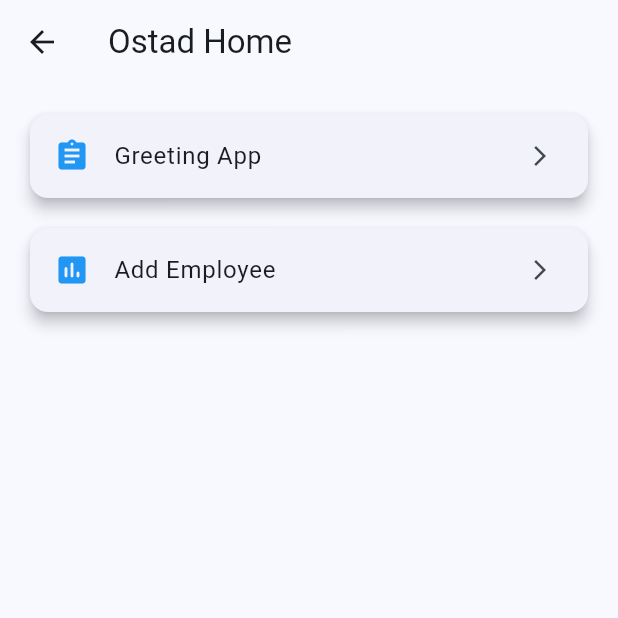
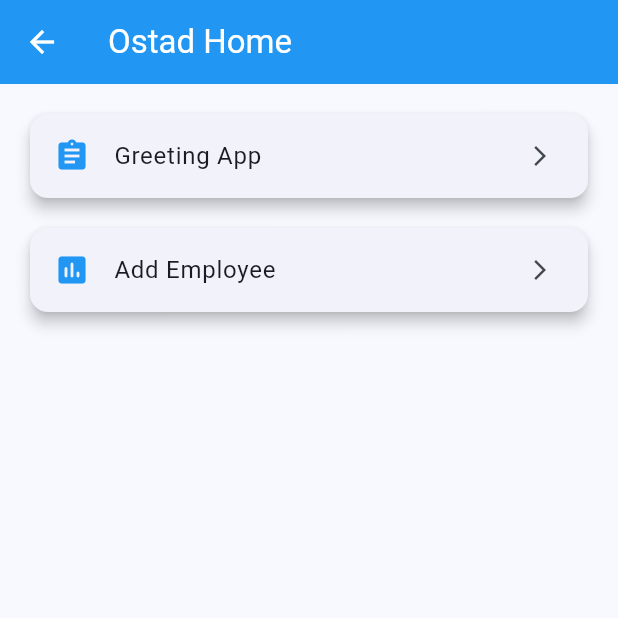
Before and after one commit to majidbhuiyan20/Flutter-Practice, a Flutter app: the OstadHome screen opened by its route, on a phone screen of 412 x 824 dp, the top half of it. Run offline on Flutter 3.47's test engine with Material 3 defaults, Android fonts, the phone set to English and light mode, and no system bars; our stand-ins replace badges, cloud_firestore, firebase_auth, firebase_core, flutter_riverpod, fluttertoast and 2 more; accounts and stored records are empty.

Commit message:
update practice app

```diff
--- a/lib/ostad_flutter/ostad_home.dart
+++ b/lib/ostad_flutter/ostad_home.dart
@@ -9,9 +9,9 @@ class OstadHome extends ConsumerWidget {
   Widget build(BuildContext context, WidgetRef ref) {
     final ostadWorkList = ref.watch(OstadListProvider);
     return Scaffold(
-      appBar: AppBar(title: const Text('Ostad Home'),
+      appBar: AppBar(title: const Text('Ostad Home', style: TextStyle(color: Colors.white),), backgroundColor: Colors.blue,
       leading: IconButton(
-        icon: const Icon(Icons.arrow_back),
+        icon: const Icon(Icons.arrow_back, color: Colors.white,),
         onPressed: () {
           Navigator.pop(context);
         },
```
